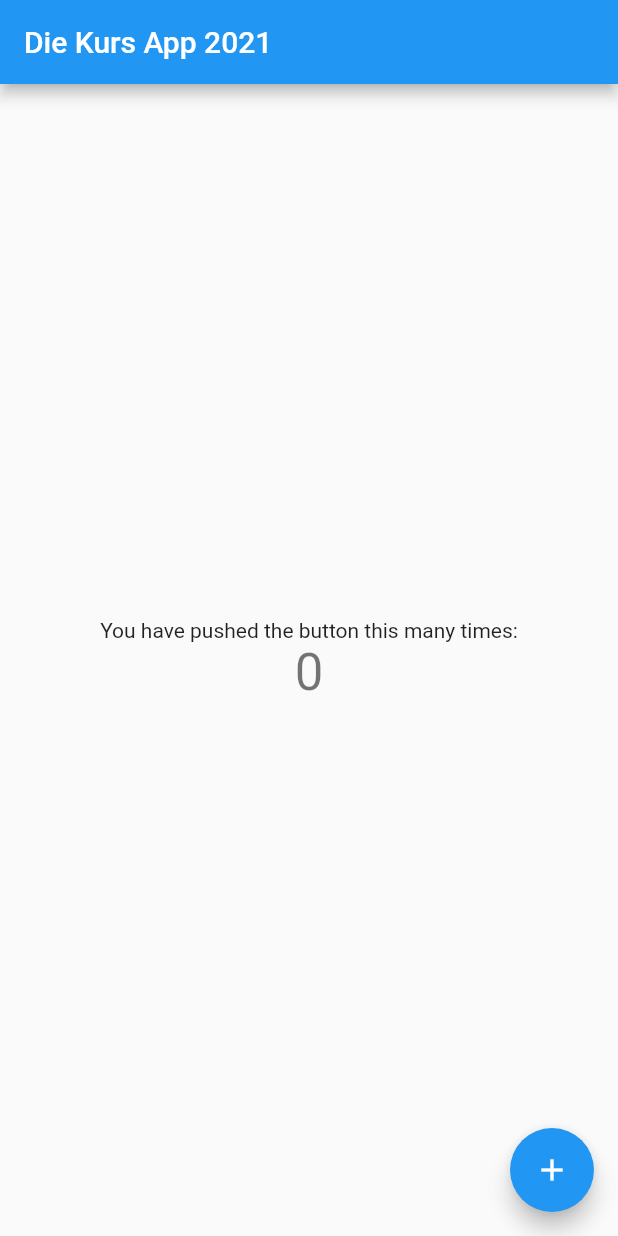
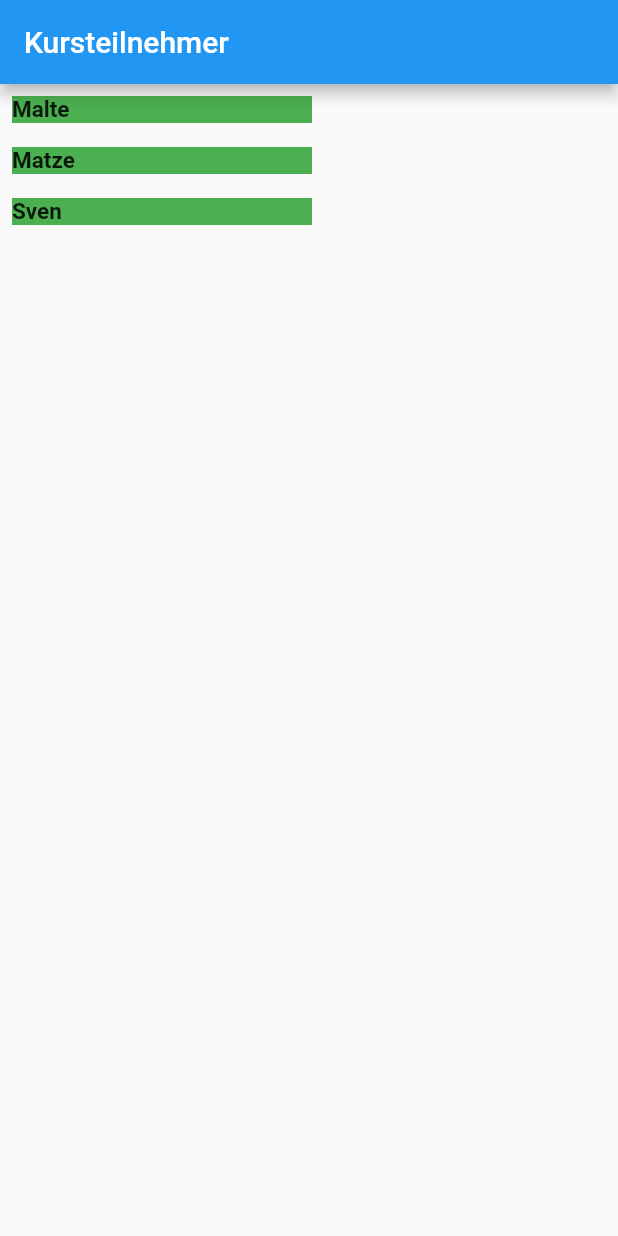
Before and after one commit to svennwk/kurs_2021_app_woche2, a Flutter app: the screen it shows after launch, on a phone screen of 412 x 824 dp. Run offline on Flutter 3.47's test engine with Material 2 defaults, Android fonts, the phone set to English and light mode, and no system bars.

Commit message:
Liste und Navigation eingebaut

```diff
--- a/lib/main.dart
+++ b/lib/main.dart
@@ -1,4 +1,5 @@
 import 'package:flutter/material.dart';
+import 'package:kurs_2021_app_woche2/screens/kurs_screen.dart';
 
 void main() {
   runApp(MyApp());
@@ -12,54 +13,7 @@ class MyApp extends StatelessWidget {
       theme: ThemeData(
         primarySwatch: Colors.blue,
       ),
-      home: MyHomePage(title: 'Die Kurs App 2021'),
+      home: KursScreen(),
     );
   }
 }
-
-class MyHomePage extends StatefulWidget {
-  MyHomePage({Key key, this.title}) : super(key: key);
-
-  final String title;
-
-  @override
-  _MyHomePageState createState() => _MyHomePageState();
-}
-
-class _MyHomePageState extends State<MyHomePage> {
-  int _counter = 0;
-
-  void _incrementCounter() {
-    setState(() {
-      _counter++;
-    });
-  }
-
-  @override
-  Widget build(BuildContext context) {
-    return Scaffold(
-      appBar: AppBar(
-        title: Text(widget.title),
-      ),
-      body: Center(
-        child: Column(
-          mainAxisAlignment: MainAxisAlignment.center,
-          children: <Widget>[
-            Text(
-              'You have pushed the button this many times:',
-            ),
-            Text(
-              '$_counter',
-              style: Theme.of(context).textTheme.headline4,
-            ),
-          ],
-        ),
-      ),
-      floatingActionButton: FloatingActionButton(
-        onPressed: _incrementCounter,
-        tooltip: 'Increment',
-        child: Icon(Icons.add),
-      ),
-    );
-  }
-}
--- /dev/null
+++ b/lib/screens/kurs_screen.dart
@@ -0,0 +1,45 @@
+import 'package:flutter/material.dart';
+import 'package:kurs_2021_app_woche2/screens/sven_n_screen.dart';
+
+class KursScreen extends StatelessWidget {
+  @override
+  Widget build(BuildContext context) {
+    return Scaffold(
+      appBar: AppBar(
+        title: Text("Kursteilnehmer"),
+      ),
+      body: Column(
+        crossAxisAlignment: CrossAxisAlignment.start,
+        children: [
+          zeileKursteilnehmer("Malte", context, SvenNScreen()),
+          zeileKursteilnehmer("Matze", context, SvenNScreen()),
+          zeileKursteilnehmer("Sven", context, SvenNScreen()),
+        ],
+      ),
+    );
+  }
+
+  Widget zeileKursteilnehmer(String name, BuildContext context, Widget screen) {
+    return Padding(
+      padding: const EdgeInsets.all(8.0),
+      child: GestureDetector(
+        onTap: () {
+          print("ouch");
+          Navigator.of(context).push(
+            (MaterialPageRoute(builder: (context) => screen))
+          );
+        },
+        child: Container(
+          width: 200,
+          color: Colors.green,
+          child: Text(name,
+            style: TextStyle(
+              fontSize: 15,
+              fontWeight: FontWeight.bold,
+            ),
+          ),
+        ),
+      ),
+    );
+  }
+}
--- /dev/null
+++ b/lib/screens/sven_n_screen.dart
@@ -0,0 +1,15 @@
+import 'package:flutter/material.dart';
+
+class SvenNScreen extends StatelessWidget {
+  @override
+  Widget build(BuildContext context) {
+    return Scaffold(
+      appBar: AppBar(
+        title: Text("Sven's Seite"),
+      ),
+      body: Container(
+        child: Text("SVEN NOWAK"),
+      ),
+    );
+  }
+}
```
